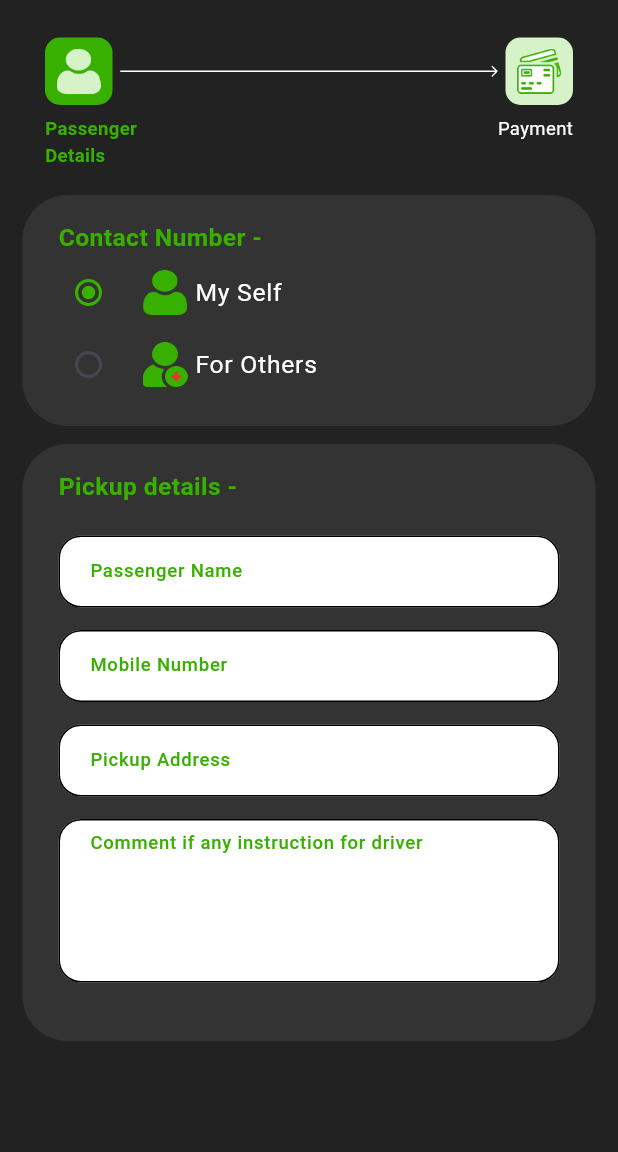
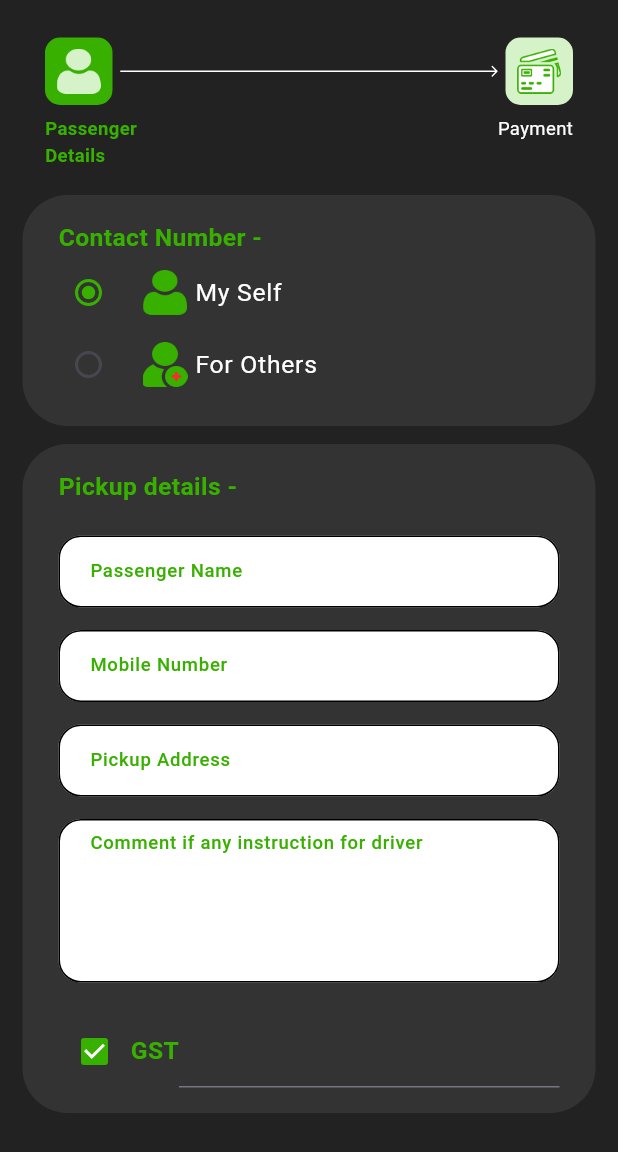
Before and after one commit to MohammedGhazaly/yatri_task, a Flutter app: the screen it shows after launch, on a phone screen of 412 x 824 dp. Shown: the top 1152 px of the screen. Run offline on Flutter 3.47's test engine with Material 3 defaults, Android fonts, the phone set to English and light mode, and no system bars; our stand-ins replace flutter_svg.

Commit message:
Created check box and text field and started working on flight provider

```diff
--- /dev/null
+++ b/lib/app/yatri_app.dart
@@ -0,0 +1,19 @@
+import 'package:flutter/material.dart';
+import 'package:yatri_car_task/core/utils/app_router.dart';
+import 'package:yatri_car_task/core/utils/app_theme.dart';
+
+class YatriRentalApp extends StatelessWidget {
+  const YatriRentalApp({super.key});
+
+  // This widget is the root of your application.
+  @override
+  Widget build(BuildContext context) {
+    return MaterialApp(
+      debugShowCheckedModeBanner: false,
+      initialRoute: AppRoutes.passengerInformationRoute,
+      onGenerateRoute: RouteGenerator.getRoutes,
+      title: 'Car Rental App',
+      theme: AppTheme.mainTheme,
+    );
+  }
+}
--- /dev/null
+++ b/lib/features/passenger_details/providers/flight_provder.dart
@@ -0,0 +1,6 @@
+import 'package:flutter/material.dart';
+
+class FlightGstProvider extends ChangeNotifier {
+  bool isGst = false;
+  bool isFlight = false;
+}
--- /dev/null
+++ b/lib/features/passenger_details/view/widgets/check_box_and_text_field.dart
@@ -0,0 +1,36 @@
+import 'package:flutter/material.dart';
+import 'package:yatri_car_task/core/utils/app_colors.dart';
+import 'package:yatri_car_task/core/utils/app_style.dart';
+
+class CheckBoxAndTextField extends StatelessWidget {
+  const CheckBoxAndTextField({super.key});
+
+  @override
+  Widget build(BuildContext context) {
+    return Row(
+      children: [
+        Checkbox(
+          value: true,
+          onChanged: (value) {},
+          activeColor: AppColors.primaryColor,
+        ),
+        Text(
+          "GST",
+          style: AppStyle.getTextStyleBold16(context).copyWith(
+            color: AppColors.primaryColor,
+          ),
+        ),
+        Expanded(child: CheckBoxTextField())
+      ],
+    );
+  }
+}
+
+class CheckBoxTextField extends StatelessWidget {
+  const CheckBoxTextField({super.key});
+
+  @override
+  Widget build(BuildContext context) {
+    return TextFormField();
+  }
+}
--- a/lib/features/passenger_details/view/widgets/pickup_details_form.dart
+++ b/lib/features/passenger_details/view/widgets/pickup_details_form.dart
@@ -2,6 +2,7 @@ import 'package:flutter/material.dart';
 import 'package:yatri_car_task/core/utils/app_colors.dart';
 import 'package:yatri_car_task/core/utils/app_style.dart';
 import 'package:yatri_car_task/core/widgets/custom_text_field.dart';
+import 'package:yatri_car_task/features/passenger_details/view/widgets/check_box_and_text_field.dart';
 
 class PickupDetailsForm extends StatelessWidget {
   const PickupDetailsForm({super.key});
@@ -37,23 +38,10 @@ class PickupDetailsForm extends StatelessWidget {
                 maxLines: 5,
                 verticalPadding: 7),
             const SizedBox(height: 22),
-            // CheckBoxAndTextField()
+            CheckBoxAndTextField()
           ],
         ),
       ),
     );
   }
 }
-
-// class CheckBoxAndTextField extends StatelessWidget {
-//   const CheckBoxAndTextField({super.key});
-
-//   @override
-//   Widget build(BuildContext context) {
-//     return Row(
-//       children: [
-//         Checkbox(value: value, onChanged: (value){})
-//       ],
-//     );
-//   }
-// }
--- a/lib/main.dart
+++ b/lib/main.dart
@@ -1,23 +1,13 @@
 import 'package:flutter/material.dart';
-import 'package:yatri_car_task/core/utils/app_router.dart';
-import 'package:yatri_car_task/core/utils/app_theme.dart';
+import 'package:provider/provider.dart';
+import 'package:yatri_car_task/app/yatri_app.dart';
+import 'package:yatri_car_task/features/passenger_details/providers/flight_provder.dart';
 
 void main() {
-  runApp(const MyApp());
+  runApp(
+    MultiProvider(
+      providers: [ChangeNotifierProvider(create: (_) => FlightGstProvider())],
+      child: const YatriRentalApp(),
+    ),
+  );
 }
-
-class MyApp extends StatelessWidget {
-  const MyApp({super.key});
-
-  // This widget is the root of your application.
-  @override
-  Widget build(BuildContext context) {
-    return MaterialApp(
-      debugShowCheckedModeBanner: false,
-      initialRoute: AppRoutes.passengerInformationRoute,
-      onGenerateRoute: RouteGenerator.getRoutes,
-      title: 'Car Rental App',
-      theme: AppTheme.mainTheme,
-    );
-  }
-}
```
